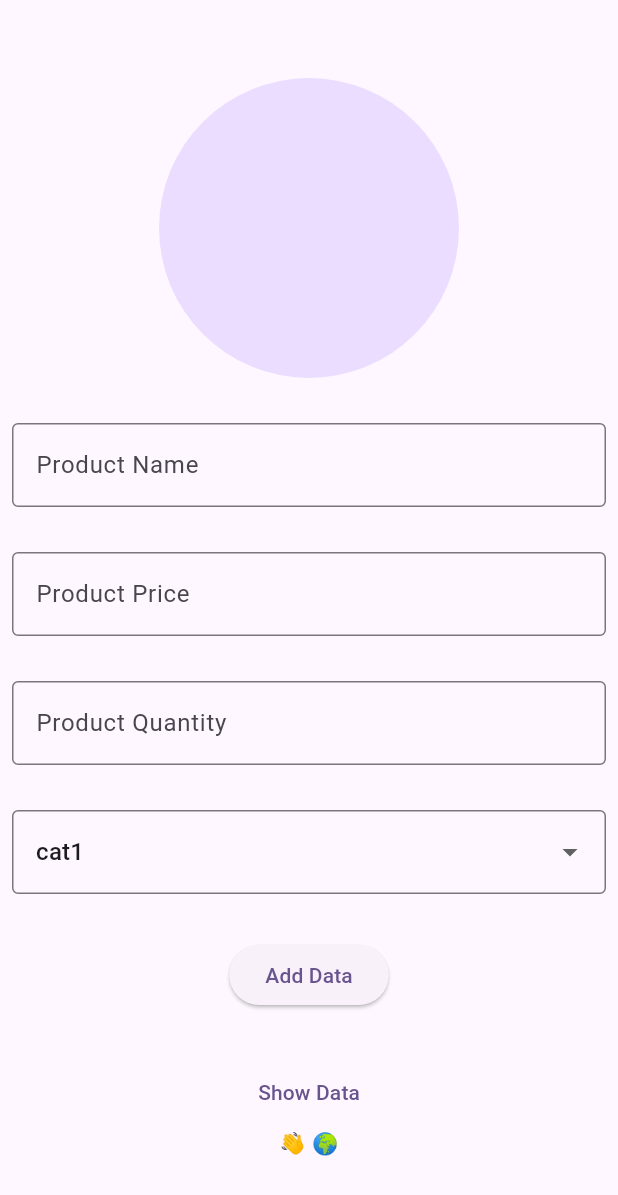
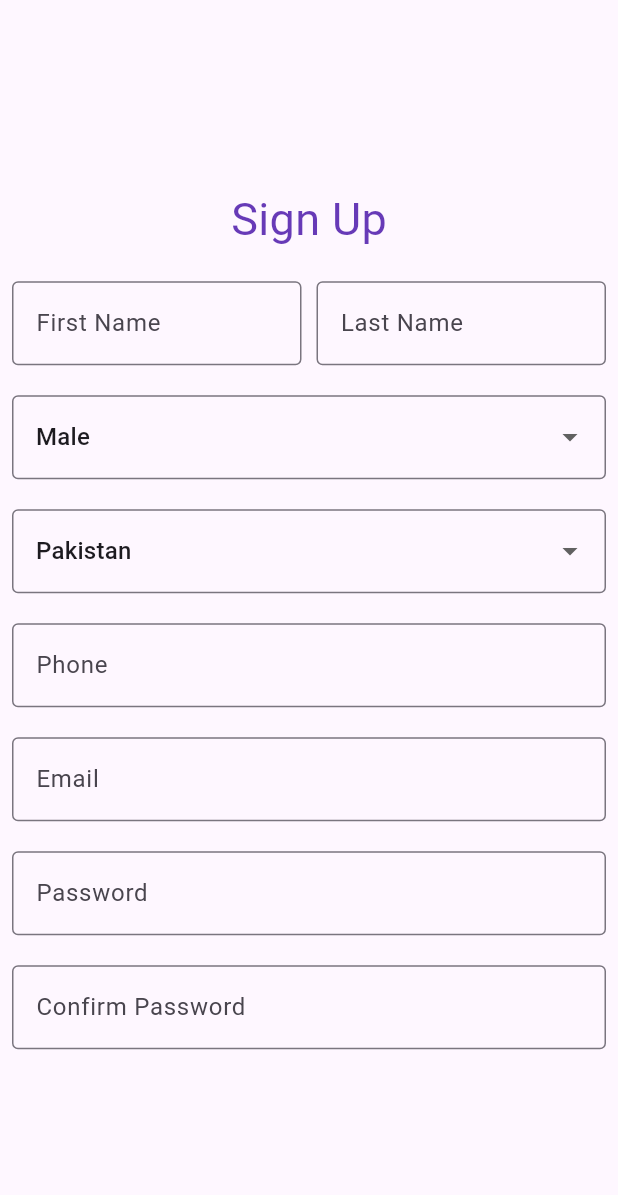
Before and after one commit to Saadhussain541/crud2, a Flutter app: the screen it shows after launch, on a phone screen of 412 x 824 dp. Shown: the top 1195 px of the screen. Run offline on Flutter 3.47's test engine with Material 3 defaults, Android fonts, the phone set to English and light mode, and no system bars; our stand-ins replace awesome_dialog, cloud_firestore, firebase_core, firebase_storage, image_picker; accounts and stored records are empty; statements that could not run were skipped.

Commit message:
login&signUp

```diff
--- /dev/null
+++ b/lib/Auth/login.dart
@@ -0,0 +1,115 @@
+import 'package:crud2/Widgets/CustomTextField.dart';
+import 'package:flutter/material.dart';
+class LoginScreen extends StatefulWidget {
+  const LoginScreen({super.key});
+
+  @override
+  State<LoginScreen> createState() => _LoginScreenState();
+}
+
+class _LoginScreenState extends State<LoginScreen> {
+  final emailController=TextEditingController();
+  final passwordController=TextEditingController();
+  bool isValidEmail(String email) {
+    // Simple validation using regex
+    String emailPattern =
+        r'^[\w-\.]+@([\w-]+\.)+[\w-]{2,4}$'; // Regex pattern for valid email
+    RegExp regex = RegExp(emailPattern);
+    return regex.hasMatch(email);
+  }
+  bool isPasswordValid(String password) {
+    // Check if password is at least 8 characters long
+    if (password.length < 8) {
+      return false;
+    }
+
+    // Check if password contains at least one uppercase letter
+    if (!password.contains(RegExp(r'[A-Z]'))) {
+      return false;
+    }
+
+    // Check if password contains at least one lowercase letter
+    if (!password.contains(RegExp(r'[a-z]'))) {
+      return false;
+    }
+
+    // Check if password contains at least one digit
+    if (!password.contains(RegExp(r'[0-9]'))) {
+      return false;
+    }
+
+    // Check if password contains at least one special character
+    // You can define what special characters are allowed based on your requirements
+    if (!password.contains(RegExp(r'[!@#$%^&*(),.?":{}|<>]'))) {
+      return false;
+    }
+
+    // If all criteria are met, return true
+    return true;
+  }
+
+  final key=GlobalKey<FormState>();
+  @override
+  Widget build(BuildContext context) {
+    return Scaffold(
+      body: Padding(
+        padding: const EdgeInsets.all(8.0),
+        child: Center(
+          child: Column(
+            mainAxisAlignment: MainAxisAlignment.center,
+            children: [
+              Text('Login Screen',style: TextStyle(
+                color: Colors.purple,
+                fontSize: 30
+              ),),
+              SizedBox(height: 20,),
+              Form(
+                  key: key,
+                  child: Column(children: [
+                Customtextfield(
+                    hintText: 'Enter your email',
+                    label: 'Email',
+                    controller: emailController,
+                    validator: (value)
+                {
+                  if(value=='' || value==null)
+                    {
+                      return 'email is required';
+                    }
+                   if(isValidEmail(value))
+                    {
+                      return 'Email is inValid';
+                    }
+                   return null;
+                }),
+                    SizedBox(height: 20,),
+                    Customtextfield(
+                        hintText: 'Enter your password',
+                        label: 'Password',
+                        controller: emailController,
+                        validator: (value)
+                        {
+                          if(value=='' || value==null)
+                          {
+                            return 'password is required';
+                          }
+                          if(isPasswordValid(value))
+                          {
+                            return 'password is inValid';
+                          }
+                          return null;
+                        }),
+              ],)),
+              SizedBox(height: 20,),
+              ElevatedButton(onPressed: (){}, child: Text('Login')),
+              SizedBox(height: 10,),
+              TextButton(onPressed: (){
+
+              }, child: Text('Register Accout | Sign Up'))
+            ],
+          ),
+        ),
+      ),
+    );
+  }
+}
--- /dev/null
+++ b/lib/Auth/signUp.dart
@@ -0,0 +1,158 @@
+import 'package:crud2/Widgets/CustomTextField.dart';
+import 'package:flutter/material.dart';
+class SignUpScreen extends StatefulWidget {
+  const SignUpScreen({super.key});
+
+  @override
+  State<SignUpScreen> createState() => _SignUpScreenState();
+}
+
+class _SignUpScreenState extends State<SignUpScreen> {
+  final firstNameController=TextEditingController();
+  final lastNameController=TextEditingController();
+  String selectedGender='Male';
+  String selectedCountry='Pakistan';
+  final phoneController=TextEditingController();
+  final emailController=TextEditingController();
+  final passwordController=TextEditingController();
+  final CPasswordController=TextEditingController();
+  @override
+  Widget build(BuildContext context) {
+    return Scaffold(
+      body: Center(
+        child: Padding(
+          padding: const EdgeInsets.all(8.0),
+          child: SingleChildScrollView(
+            physics: BouncingScrollPhysics(),
+            child: Column(
+              mainAxisAlignment: MainAxisAlignment.center,
+              children: [
+                Text('Sign Up',style: TextStyle(
+                  color: Colors.deepPurple,
+                  fontSize: 30
+                ),),
+                SizedBox(height: 20,),
+                Row(
+                  children: [
+                    Expanded(
+                      child: Customtextfield(
+                          hintText: "Enter your first name",
+                          label: 'First Name',
+                          controller: firstNameController,
+                          validator: (value)
+                      {
+                        if(value==''||value==null)
+                          {
+                            return 'first name is  required';
+                          }
+                      }),
+                    ),
+                    SizedBox(width: 10,),
+                    Expanded(
+                      child: Customtextfield(
+                          hintText: "Enter your last name",
+                          label: 'Last Name',
+                          controller: lastNameController,
+                          validator: (value)
+                          {
+                            if(value==''||value==null)
+                            {
+                              return 'last name is  required';
+                            }
+                          }),
+                    ),
+
+                  ],
+                ),
+                SizedBox(height: 20,),
+                DropdownButtonFormField(
+                  value: selectedGender,
+                  onChanged: (value)
+                {
+                  setState(() {
+                    selectedGender=value!;
+                  });
+                },
+                  items: ['Male','Female','Other'].map((String value){
+                    return DropdownMenuItem(child: Text(value),value: value,);
+                  }).toList(),
+                  decoration: InputDecoration(
+                    border: OutlineInputBorder()
+                  ),
+
+                ),
+                SizedBox(height: 20,),
+                DropdownButtonFormField(
+                  value: selectedCountry,
+                  onChanged: (value)
+                  {
+                    setState(() {
+                      selectedCountry=value!;
+                    });
+                  },
+                  items: ['Pakistan','Iran','Saudia Arabia'].map((String value){
+                    return DropdownMenuItem(child: Text(value),value: value,);
+                  }).toList(),
+                  decoration: InputDecoration(
+                      border: OutlineInputBorder()
+                  ),
+
+                ),
+                SizedBox(height: 20,),
+                Customtextfield(
+                    hintText: "Enter your phone name",
+                    label: 'Phone',
+                    controller: phoneController,
+                    validator: (value)
+                    {
+                      if(value==''||value==null)
+                      {
+                        return 'phone is  required';
+                      }
+                    }),
+                SizedBox(height: 20,),
+                Customtextfield(
+                    hintText: "Enter your email",
+                    label: 'Email',
+                    controller: emailController,
+                    validator: (value)
+                    {
+                      if(value==''||value==null)
+                      {
+                        return 'email is  required';
+                      }
+                    }),
+                SizedBox(height: 20,),
+                Customtextfield(
+                    hintText: "Enter your password",
+                    label: 'Password',
+                    controller: passwordController,
+                    validator: (value)
+                    {
+                      if(value==''||value==null)
+                      {
+                        return 'password is  required';
+                      }
+                    }),
+                SizedBox(height: 20,),
+                Customtextfield(
+                    hintText: "Enter your confirm password",
+                    label: 'Confirm Password',
+                    controller: CPasswordController,
+                    validator: (value)
+                    {
+                      if(value==''||value==null)
+                      {
+                        return 'confirm password is  required';
+                      }
+                    }),
+
+
+              ],
+            ),
+          ),
+        ),
+      ),
+    );
+  }
+}
```
Also changed, not shown: lib/main.dart (+3 -89 lines).
